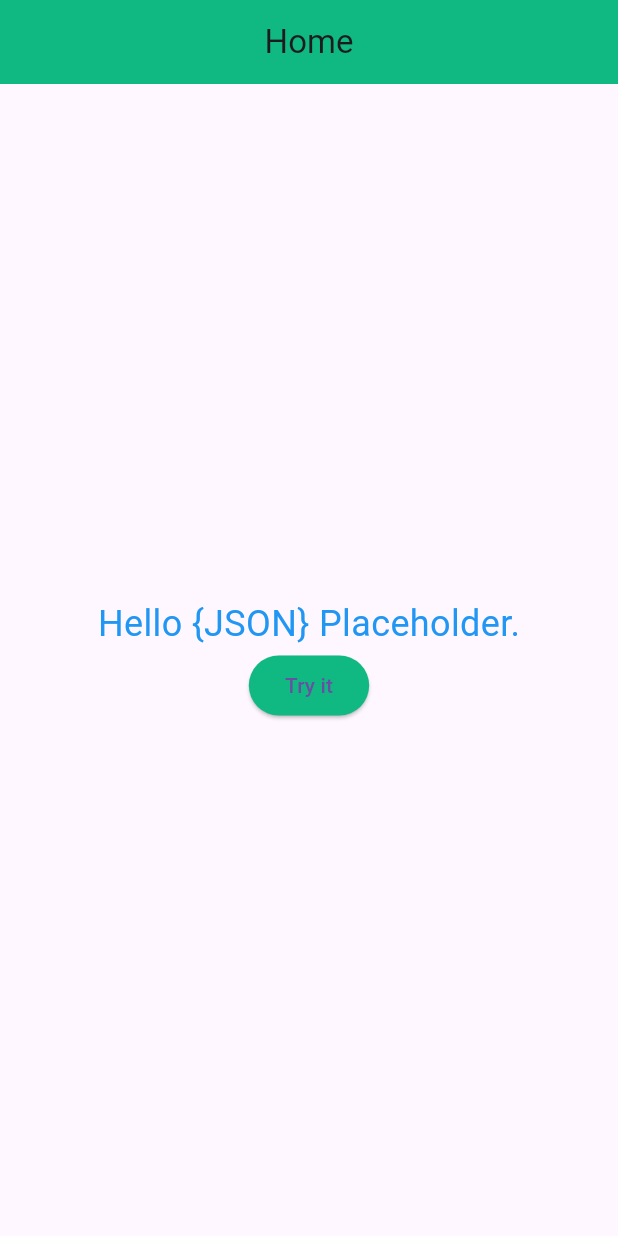
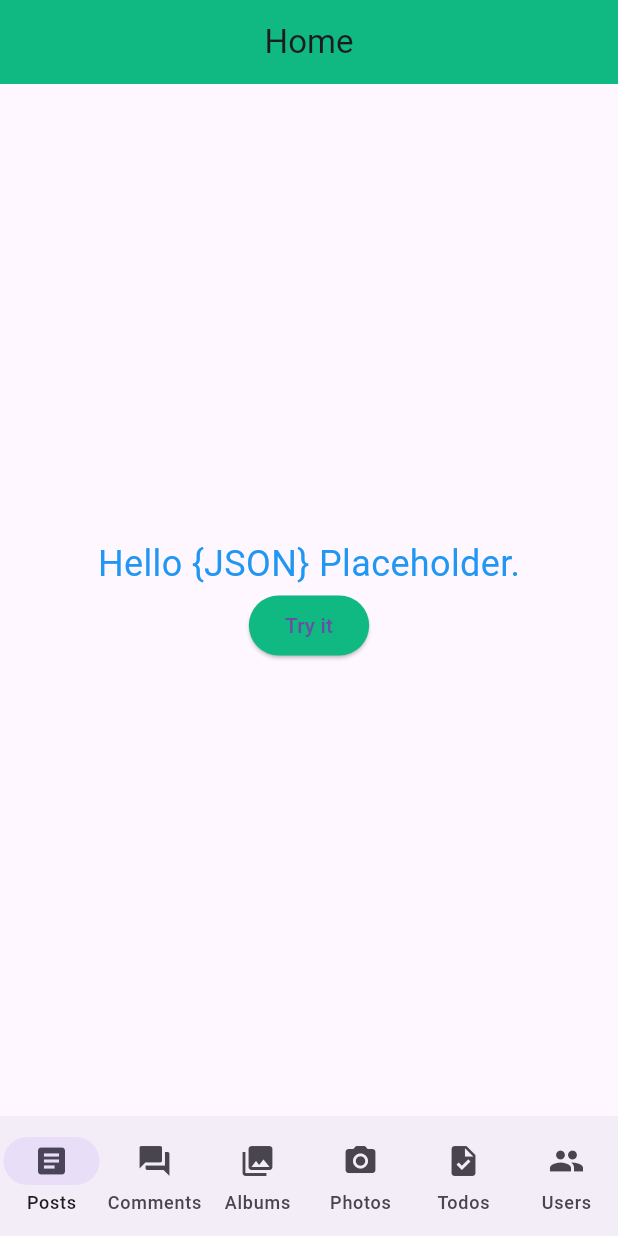
Before and after one commit to ru-461/request-placeholder, a Flutter app: the screen it shows after launch, on a phone screen of 412 x 824 dp. Run offline on Flutter 3.47's test engine with Material 2 defaults, Android fonts, the phone set to English and light mode, and no system bars; our stand-ins replace go_router, logger.

Commit message:
update: Create NavigationBar routing

```diff
--- a/lib/router.dart
+++ b/lib/router.dart
@@ -5,48 +5,60 @@ import 'package:request_placeholder/view/Photos.dart';
 import 'package:request_placeholder/view/Todos.dart';
 import 'package:request_placeholder/view/Users.dart';
 import 'package:request_placeholder/view/albums.dart';
+import 'package:request_placeholder/view/base.dart';
 import 'package:request_placeholder/view/home.dart';
 import 'package:request_placeholder/view/posts.dart';
 
+// キー
+final GlobalKey<NavigatorState> _rootNavigatorKey =
+    GlobalKey<NavigatorState>(debugLabel: 'root');
+final GlobalKey<NavigatorState> _shellNavigatorKey =
+    GlobalKey<NavigatorState>(debugLabel: 'shell');
+
 // ルート
 final GoRouter router = GoRouter(
-  initialLocation: '/home',
+  navigatorKey: _rootNavigatorKey,
+  initialLocation: '/',
   debugLogDiagnostics: true,
   routes: <RouteBase>[
+    ShellRoute(
+        navigatorKey: _shellNavigatorKey,
+        builder: (context, state, child) => Base(child: child),
+        routes: <RouteBase>[
           GoRoute(
-      path: '/home',
-      builder: (BuildContext context, GoRouterState state) {
-        return const Home();
+            path: '/',
+            pageBuilder: (BuildContext context, GoRouterState state) {
+              return _noneTransitionPage(child: const Home());
             },
           ),
           GoRoute(
             path: '/posts',
-      builder: (BuildContext context, GoRouterState state) {
-        return const Posts();
+            pageBuilder: (BuildContext context, GoRouterState state) {
+              return _noneTransitionPage(child: const Posts());
             },
           ),
           GoRoute(
             path: '/comments',
-      builder: (BuildContext context, GoRouterState state) {
-        return const Comments();
+            pageBuilder: (BuildContext context, GoRouterState state) {
+              return _noneTransitionPage(child: const Comments());
             },
           ),
           GoRoute(
             path: '/albums',
-      builder: (BuildContext context, GoRouterState state) {
-        return const Albums();
+            pageBuilder: (BuildContext context, GoRouterState state) {
+              return _noneTransitionPage(child: const Albums());
             },
           ),
           GoRoute(
             path: '/photos',
-      builder: (BuildContext context, GoRouterState state) {
-        return const Photos();
+            pageBuilder: (BuildContext context, GoRouterState state) {
+              return _noneTransitionPage(child: const Photos());
             },
           ),
           GoRoute(
             path: '/todos',
-      builder: (BuildContext context, GoRouterState state) {
-        return const Todos();
+            pageBuilder: (BuildContext context, GoRouterState state) {
+              return _noneTransitionPage(child: const Todos());
             },
           ),
           GoRoute(
@@ -55,5 +67,19 @@ final GoRouter router = GoRouter(
               return const Users();
             },
           ),
+        ])
   ],
 );
+
+// アニメーションなしトランジション
+CustomTransitionPage _noneTransitionPage({
+  required Widget child,
+}) {
+  return CustomTransitionPage(
+    child: child,
+    transitionsBuilder: (context, animation, secondaryAnimation, child) {
+      return child;
+    },
+    transitionDuration: const Duration(milliseconds: 0),
+  );
+}
--- /dev/null
+++ b/lib/view/base.dart
@@ -0,0 +1,66 @@
+import 'package:flutter/material.dart';
+import 'package:go_router/go_router.dart';
+
+class Base extends StatefulWidget {
+  const Base({Key? key, required this.child}) : super(key: key);
+
+  // ウィジェット
+  final Widget child;
+
+  @override
+  _BaseState createState() => _BaseState();
+}
+
+class _BaseState extends State<Base> {
+  int _selectedIndex = 0;
+
+  @override
+  Widget build(BuildContext context) {
+    return Scaffold(
+      bottomNavigationBar: NavigationBar(
+        selectedIndex: _selectedIndex,
+        destinations: const [
+          NavigationDestination(icon: Icon(Icons.article), label: 'Posts'),
+          NavigationDestination(icon: Icon(Icons.forum), label: 'Comments'),
+          NavigationDestination(icon: Icon(Icons.collections), label: 'Albums'),
+          NavigationDestination(
+              icon: Icon(Icons.photo_camera), label: 'Photos'),
+          NavigationDestination(icon: Icon(Icons.task), label: 'Todos'),
+          NavigationDestination(icon: Icon(Icons.people), label: 'Users'),
+        ],
+        onDestinationSelected: (index) {
+          switch (index) {
+            case 0:
+              context.go('/');
+              break;
+            case 1:
+              context.go('/posts');
+              break;
+            case 2:
+              context.go('/comments');
+              break;
+            case 3:
+              context.go('/albums');
+              break;
+            case 4:
+              context.go('/photos');
+              break;
+            case 5:
+              context.go('/todos');
+              break;
+            case 6:
+              context.go('/users');
+              break;
+            default:
+              context.go('/');
+          }
+          setState(() {
+            // インデックスを更新
+            _selectedIndex = index;
+          });
+        },
+      ),
+      body: widget.child,
+    );
+  }
+}
--- a/lib/view/home.dart
+++ b/lib/view/home.dart
@@ -14,6 +14,10 @@ class Home extends StatefulWidget {
 }
 
 class _HomeState extends State<Home> {
+  _switchRoute() {
+    logger.w('OK');
+  }
+
   Future<void> tryIt() async {
     // API URL
     String url = 'https://jsonplaceholder.typicode.com/todos/1';
```
Lines whose indentation alone changed are shown as unchanged.
